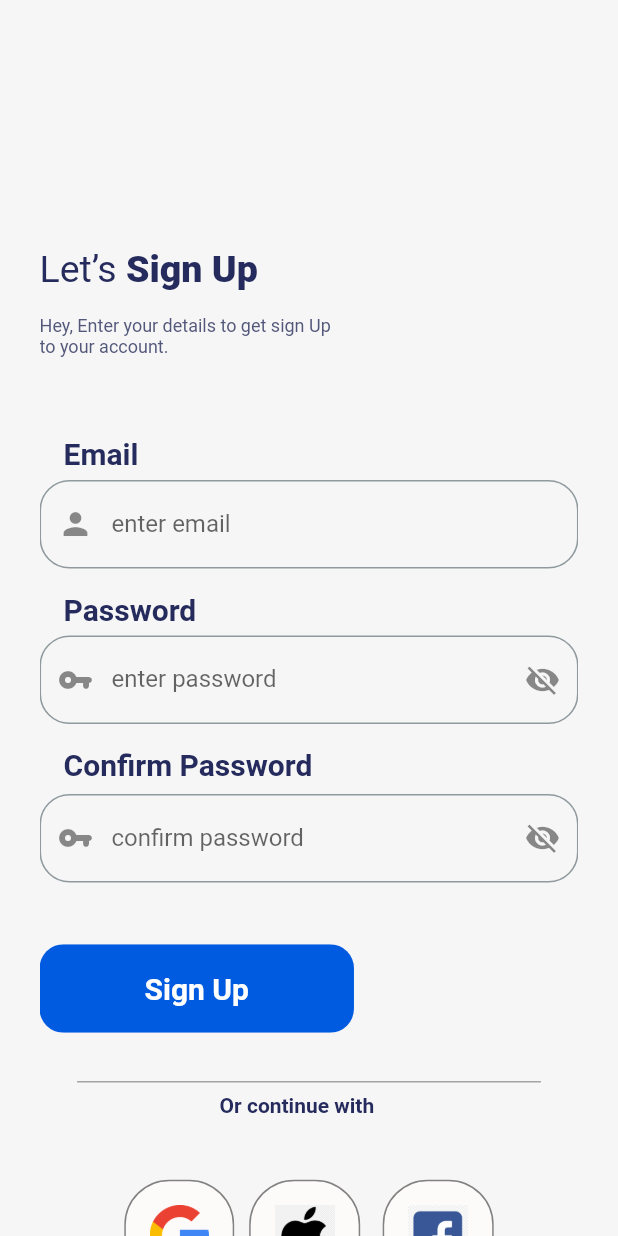
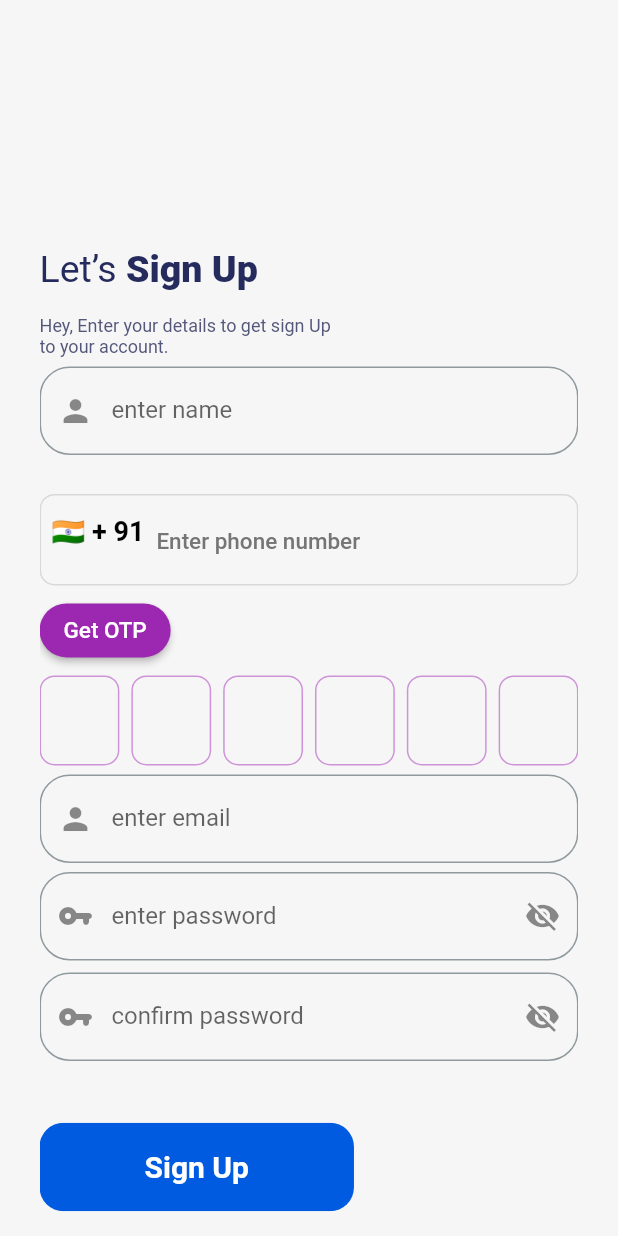
Before and after one commit to shunmuga-raja/infrenchprac, a Flutter app: the screen it shows after launch, after a tap on "Register Now", on a phone screen of 412 x 824 dp. Run offline on Flutter 3.47's test engine with Material 2 defaults, Android fonts, the phone set to English and light mode, and no system bars; drawn by our look-alikes of pinput; our stand-ins replace cloud_firestore, country_picker, firebase_auth, firebase_core, firebase_storage, shared_preferences; accounts and stored records are empty; network calls fail.

Commit message:
pract change need to change

```diff
--- a/lib/app_other/squaretile_field.dart
+++ /dev/null
@@ -1,24 +0,0 @@
-import 'package:flutter/material.dart';
-
-class SquareTile extends StatelessWidget {
-  final Function()? onTap;
-  final String imagePath;
-  const SquareTile({super.key, required this.imagePath, required this.onTap});
-
-  @override
-  Widget build(BuildContext context) {
-    return GestureDetector(
-      onTap: onTap,
-      child: Container(
-        padding: const EdgeInsets.all(16),
-        decoration: BoxDecoration(border: Border.all(color: Color.fromARGB(255, 131, 130, 130)),
-        borderRadius: BorderRadius.circular(30),
-        color: Color.fromARGB(255, 253, 250, 250)),
-        child: Image.asset(
-          imagePath,
-          height: 40,
-        ),
-      ),
-    );
-  }
-}
--- a/lib/components/custom_textfield.dart
+++ b/lib/components/custom_textfield.dart
@@ -29,7 +29,7 @@ class CustomTextField extends StatelessWidget {
       this.prefix,
       this.suffix,
       this.textInputAction,
-      this.validate});
+      this.validate, Container? suffixIcon});
 
   @override
   Widget build(BuildContext context) {
--- /dev/null
+++ b/lib/components/user_model.dart
@@ -0,0 +1,37 @@
+class UserModel {
+  String name;
+  String email;
+  String createdAt;
+  String phoneNumber;
+  String uid;
+
+  UserModel({
+    required this.name,
+    required this.email,
+    required this.createdAt,
+    required this.phoneNumber,
+    required this.uid,
+  });
+
+  // from map
+  factory UserModel.fromMap(Map<String, dynamic> map) {
+    return UserModel(
+      name: map['name'] ?? '',
+      email: map['email'] ?? '',
+      uid: map['uid'] ?? '',
+      phoneNumber: map['phoneNumber'] ?? '',
+      createdAt: map['createdAt'] ?? '',
+    );
+  }
+
+  // to map
+  Map<String, dynamic> toMap() {
+    return {
+      "name": name,
+      "email": email,
+      "uid": uid,
+      "phoneNumber": phoneNumber,
+      "createdAt": createdAt,
+    };
+  }
+}
--- a/lib/login_screen.dart
+++ b/lib/login_screen.dart
@@ -2,7 +2,6 @@ import 'package:firebase_auth/firebase_auth.dart';
 import 'package:flutter/cupertino.dart';
 import 'package:flutter/material.dart';
 import 'package:infrenchprac/app_other/app_colors.dart';
-import 'package:infrenchprac/app_other/squaretile_field.dart';
 import 'package:infrenchprac/components/custom_textfield.dart';
 import 'package:infrenchprac/responsive_widget/resp_widget.dart';
 import 'package:infrenchprac/services/auth_signin_service.dart';
@@ -17,8 +16,6 @@ class LoginScreen extends StatefulWidget {
 
 class _LoginScreenState extends State<LoginScreen> {
   bool isPasswordShown = true;
-  final _formKey = GlobalKey<FormState>();
-  final _formData = Map<String, Object>();
   bool isLoading = false;
   final emailController = TextEditingController();
 
@@ -165,9 +162,6 @@ class _LoginScreenState extends State<LoginScreen> {
                         textInputAction: TextInputAction.next,
                         keyboardtype: TextInputType.emailAddress,
                         prefix: const Icon(Icons.person),
-                        onsave: (email) {
-                          _formData['email'] = email ?? "";
-                        },
                         validate: (email) {
                           if (email!.isEmpty ||
                               email.length < 3 ||
@@ -203,9 +197,6 @@ class _LoginScreenState extends State<LoginScreen> {
                             return 'enter correct password';
                           }
                           return null;
-                        },
-                        onsave: (password) {
-                          _formData['password'] = password ?? "";
                         },
                         suffix: IconButton(
                             onPressed: () {
--- a/lib/main_pages/login_or_registerpage.dart
+++ b/lib/main_pages/login_or_registerpage.dart
@@ -25,8 +25,9 @@ class _LoginOrRegisterPageState extends State<LoginOrRegisterPage> {
         onTap: tooglePage,
       );
     }else{
-      return RegisterPage(
-        onTap: tooglePage,
+      return const RegisterPage(
+        //onTap: tooglePage,
+        verificationId: 'verificationId',
       );
     }
   }
--- a/lib/main_pages/register_page.dart
+++ b/lib/main_pages/register_page.dart
@@ -1,72 +1,51 @@
-import 'package:firebase_auth/firebase_auth.dart';
-import 'package:flutter/cupertino.dart';
+
 import 'package:flutter/material.dart';
 import 'package:infrenchprac/app_other/app_colors.dart';
-import 'package:infrenchprac/app_other/squaretile_field.dart';
+import 'package:infrenchprac/components/auth_provider.dart';
 import 'package:infrenchprac/components/custom_textfield.dart';
+import 'package:infrenchprac/components/user_model.dart';
+import 'package:country_picker/country_picker.dart';
+import 'package:infrenchprac/main_pages/auth_page.dart';
+import 'package:infrenchprac/main_pages/home_page.dart';
+import 'package:infrenchprac/responsive_widget/custom_button.dart';
 import 'package:infrenchprac/responsive_widget/resp_widget.dart';
-import 'package:infrenchprac/services/auth_signin_service.dart';
+import 'package:pinput/pinput.dart';
+import 'package:provider/provider.dart';
 
 class RegisterPage extends StatefulWidget {
-  final Function()? onTap;
-  const RegisterPage({super.key, required this.onTap});
+  final String verificationId;
+  const RegisterPage({super.key, required this.verificationId});
 
   @override
   State<RegisterPage> createState() => _RegisterPage();
 }
 
 class _RegisterPage extends State<RegisterPage> {
+  String? otpCode;
   bool isPasswordShown = true;
-  final _formKey = GlobalKey<FormState>();
-  final _formData = Map<String, Object>();
+  bool isConfirmPasswordShown = true;
   bool isLoading = false;
-  final emailController = TextEditingController();
+  final nameController = TextEditingController();
+  final phoneController = TextEditingController();
 
-  final passwordController = TextEditingController();
-  final confirmpasswordController = TextEditingController();
+   Country selectedCountry = Country(
+    phoneCode: "91",
+    countryCode: "IN",
+    e164Sc: 0,
+    geographic: true,
+    level: 1,
+    name: "India",
+    example: "India",
+    displayName: "India",
+    displayNameNoCountryCode: "IN",
+    e164Key: "",
+  );
 
-  void signinUser() async {
-    //show loading
-    showDialog(
-      context: context,
-      builder: (context) {
-        return const Center(
-          child: CircularProgressIndicator(),
-        );
-      },
-    );
-
-    //try sign in
-    try {
-      await FirebaseAuth.instance.signInWithEmailAndPassword(
-        email: emailController.text,
-        password: passwordController.text,
-      );
-      Navigator.pop(context);
-    } on FirebaseAuthException catch (e) {
-      //pop the loading circle
-      Navigator.pop(context);
-      //wrong email
-      showErrorMessage(e.code);
-    }
-  }
-
-  //error msg
-  void showErrorMessage(String message) {
-    showDialog(
-      context: context,
-      builder: (context) {
-        return AlertDialog(
-          backgroundColor: Colors.deepPurple,
-          title: Center(
-            child: Text(
-              message,
-              style: const TextStyle(color: Colors.white),
-            ),
-          ),
-        );
-      },
-    );
+   @override
+  void dispose() {
+    super.dispose();
+    nameController.dispose();
+    phoneController.dispose();
   }
 
   @override
@@ -145,30 +124,128 @@ class _RegisterPage extends State<RegisterPage> {
                           color: AppColors.textColor,
                         ),
                       ),
-                      SizedBox(height: height * 0.064),
-
-                      const Padding(
-                        padding: EdgeInsets.only(left: 16.0),
+                      const SizedBox(height: 6.0),
+                      //Name textfield
+                       CustomTextField(
+                                    hintText: 'enter name',
+                                    textInputAction: TextInputAction.next,
+                                    keyboardtype: TextInputType.name,
+                                    prefix: Icon(Icons.person),
+                                    validate: (email) {
+                                      if (email!.isEmpty || email.length < 3) {
+                                        return 'enter correct name';
+                                      }
+                                      return null;
+                                    },
+                                  ),
+                                  const SizedBox(height: 6.0),
+                                  //phone textfield
+                          const SizedBox(height: 20),
+                TextFormField(
+                  cursorColor: Colors.purple,
+                  controller: phoneController,
+                  style: const TextStyle(
+                    fontSize: 18,
+                    fontWeight: FontWeight.bold,
+                  ),
+                  onChanged: (value) {
+                    setState(() {
+                      phoneController.text = value;
+                    });
+                  },
+                  decoration: InputDecoration(
+                    hintText: "Enter phone number",
+                    hintStyle: TextStyle(
+                      fontWeight: FontWeight.w500,
+                      fontSize: 15,
+                      color: Colors.grey.shade600,
+                    ),
+                    enabledBorder: OutlineInputBorder(
+                      borderRadius: BorderRadius.circular(10),
+                      borderSide: const BorderSide(color: Colors.black12),
+                    ),
+                    focusedBorder: OutlineInputBorder(
+                      borderRadius: BorderRadius.circular(10),
+                      borderSide: const BorderSide(color: Colors.black12),
+                    ),
+                    prefixIcon: Container(
+                      padding: const EdgeInsets.all(8.0),
+                      child: InkWell(
+                        onTap: () {
+                          showCountryPicker(
+                              context: context,
+                              countryListTheme: const CountryListThemeData(
+                                bottomSheetHeight: 550,
+                              ),
+                              onSelect: (value) {
+                                setState(() {
+                                  selectedCountry = value;
+                                });
+                              });
+                        },
                         child: Text(
-                          'Email',
-                          style: TextStyle(
-                            fontSize: 20.0,
-                            color: AppColors.blueDarkColor,
-                            fontWeight: FontWeight.w700,
+                          "${selectedCountry.flagEmoji} + ${selectedCountry.phoneCode}",
+                          style: const TextStyle(
+                            fontSize: 18,
+                            color: Colors.black,
+                            fontWeight: FontWeight.bold,
                           ),
                         ),
+                      ),
+                    ),
+                    suffixIcon: phoneController.text.length > 9
+                        ? Container(
+                            height: 30,
+                            width: 30,
+                            margin: const EdgeInsets.all(10.0),
+                            decoration: const BoxDecoration(
+                              shape: BoxShape.circle,
+                              color: Colors.green,
+                            ),
+                            child: const Icon(
+                              Icons.done,
+                              color: Colors.white,
+                              size: 20,
+                            ),
+                          )
+                        : null,
+                  ),
+                ),
+                 const SizedBox(height: 6.0),
+                  CustomButton(
+                      text: "Get OTP", onPressed: () => sendPhoneNumber()),
+                      //otp textfield
+                      const SizedBox(height: 6.0),
+                      Pinput(
+                        length: 6,
+                        showCursor: true,
+                        defaultPinTheme: PinTheme(
+                          width: 60,
+                          height: 60,
+                          decoration: BoxDecoration(
+                            borderRadius: BorderRadius.circular(10),
+                            border: Border.all(
+                              color: Colors.purple.shade200,
+                            ),
+                          ),
+                          textStyle: const TextStyle(
+                            fontSize: 20,
+                            fontWeight: FontWeight.w600,
+                          ),
+                        ),
+                        onCompleted: (value) {
+                          setState(() {
+                            otpCode = value;
+                          });
+                        },
                       ),
                       const SizedBox(height: 6.0),
                       //email textfield
                       CustomTextField(
-                        controller: emailController,
                         hintText: 'enter email',
                         textInputAction: TextInputAction.next,
                         keyboardtype: TextInputType.emailAddress,
                         prefix: const Icon(Icons.person),
-                        onsave: (email) {
-                          _formData['email'] = email ?? "";
-                        },
                         validate: (email) {
                           if (email!.isEmpty ||
                               email.length < 3 ||
@@ -178,24 +255,10 @@ class _RegisterPage extends State<RegisterPage> {
                         },
                       ),
 
-                      //password headline
-                      SizedBox(height: height * 0.019),
-                      const Padding(
-                        padding: EdgeInsets.only(left: 16.0),
-                        child: Text(
-                          'Password',
-                          style: TextStyle(
-                            fontSize: 20.0,
-                            color: AppColors.blueDarkColor,
-                            fontWeight: FontWeight.w700,
-                          ),
-                        ),
-                      ),
-                      const SizedBox(height: 6.0),
+                       const SizedBox(height: 6.0),
 
                       //password textfield
                       CustomTextField(
-                        controller: passwordController,
                         hintText: 'enter password',
                         isPassword: isPasswordShown,
                         prefix: const Icon(Icons.vpn_key_rounded),
@@ -204,9 +267,6 @@ class _RegisterPage extends State<RegisterPage> {
                             return 'enter correct password';
                           }
                           return null;
-                        },
-                        onsave: (password) {
-                          _formData['password'] = password ?? "";
                         },
                         suffix: IconButton(
                             onPressed: () {
@@ -218,23 +278,10 @@ class _RegisterPage extends State<RegisterPage> {
                                 ? const Icon(Icons.visibility_off)
                                 : const Icon(Icons.visibility)),
                       ),
-                      SizedBox(height: height * 0.019),
-                      const Padding(
-                        padding: EdgeInsets.only(left: 16.0),
-                        child: Text(
-                          'Confirm Password',
-                          style: TextStyle(
-                            fontSize: 20.0,
-                            color: AppColors.blueDarkColor,
-                            fontWeight: FontWeight.w700,
-                          ),
-                        ),
-                      ),
                       const SizedBox(height: 8.0),
 
                       //confirm password textfield
                       CustomTextField(
-                        controller: passwordController,
                         hintText: 'confirm password',
                         isPassword: isPasswordShown,
                         prefix: const Icon(Icons.vpn_key_rounded),
@@ -244,28 +291,29 @@ class _RegisterPage extends State<RegisterPage> {
                           }
                           return null;
                         },
-                        onsave: (password) {
-                          _formData['password'] = password ?? "";
-                        },
                         suffix: IconButton(
                             onPressed: () {
                               setState(() {
-                                isPasswordShown = !isPasswordShown;
+                                isConfirmPasswordShown = !isConfirmPasswordShown;
                               });
                             },
-                            icon: isPasswordShown
+                            icon: isConfirmPasswordShown
                                 ? const Icon(Icons.visibility_off)
                                 : const Icon(Icons.visibility)),
                       ),
 
-                      //signin button
+                      //signUp button
                       SizedBox(height: height * 0.05),
                       Material(
                         color: Colors.transparent,
                         child: InkWell(
-                          onTap: () {
-                            signinUser;
-                          },
+                          onTap: () {  if (otpCode != null) {
+                              verifyOtp(context, otpCode!);
+                            } else {
+                              showSnackBar(context, "Enter 6-Digit code");
+                            }
+                                      storeData();
+                                      },
                           borderRadius: BorderRadius.circular(16.0),
                           child: Ink(
                             padding: const EdgeInsets.symmetric(
@@ -302,63 +350,28 @@ class _RegisterPage extends State<RegisterPage> {
                           ],
                         ),
                       ),
-                      const Padding(
-                        padding: EdgeInsets.only(left: 120.0),
-                        child: Text(
-                          "Or continue with",
-                          style: TextStyle(
-                            fontSize: 14.0,
-                            color: AppColors.blueDarkColor,
-                            fontWeight: FontWeight.w700,
-                          ),
-                        ),
-                      ),
-                      SizedBox(height: height * 0.05),
-                      // google sign in buttons
-                      Row(
-                        mainAxisAlignment: MainAxisAlignment.center,
-                        children: [
-                          SquareTile(
-                            onTap: () => AuthService().signInWithGoogle(),
-                            imagePath: 'assets/Google_Logo.png',
-                          ),
 
-                          //apple signin
-                          const SizedBox(width: 10),
-                          SquareTile(
-                            onTap: () {},
-                            imagePath: 'assets/Apple_logo.png',
-                          ),
-
-                          //facebook signin
-                          const SizedBox(width: 15),
-                          SquareTile(
-                            onTap: () {},
-                            imagePath: 'assets/facebook_logo.png',
-                          ),
-                        ],
-                      ),
 
                       SizedBox(height: height * 0.015),
                       //register
                       Row(
                         mainAxisAlignment: MainAxisAlignment.center,
-                        children: [
-                          const Text(
-                            'Already have an account',
+                        children: const [
+                          Text(
+                            'Already have an account?',
                             style: TextStyle(
                                 color: Color.fromARGB(255, 74, 74, 74)),
                           ),
-                          const SizedBox(width: 5),
-                          GestureDetector(
-                            onTap: widget.onTap,
-                            child: const Text(
-                              'Log In',
-                              style: TextStyle(
-                                  color: Colors.blue,
-                                  fontWeight: FontWeight.bold),
-                            ),
-                          ),
+                          SizedBox(width: 5),
+                          //GestureDetector(
+                            //onTap: widget.onTap,
+                            //child: const Text(
+                             // 'Log In',
+                              //style: TextStyle(
+                                  //color: Colors.blue,
+                                  //fontWeight: FontWeight.bold),
+                            //),
+                         // ),
                         ],
                       )
                     ],
@@ -371,4 +384,79 @@ class _RegisterPage extends State<RegisterPage> {
       ),
     );
   }
+    // store user data to database
+  void storeData() async {
+    final ap = Provider.of<AuthProvider>(context, listen: false);
+    UserModel userModel = UserModel(
+      name: nameController.text.trim(),
+      email: phoneController.text.trim(),
+      createdAt: "",
+      phoneNumber: "",
+      uid: "",
+    );
+
+      ap.saveUserDataToFirebase(
+        context: context,
+        userModel: userModel,
+
+        onSuccess: () => Navigator.pushAndRemoveUntil(
+                          context,
+                          MaterialPageRoute(
+                            builder: (context) => const HomePage(),
+                          ),
+                          (route) => false),
+      );
 }
+void sendPhoneNumber() {
+    final ap = Provider.of<AuthProvider>(context, listen: false);
+    String phoneNumber = phoneController.text.trim();
+    ap.signInWithPhone(context, "+$phoneNumber");
+  }
+
+    // verify otp
+  void verifyOtp(BuildContext context, String userOtp) {
+    final ap = Provider.of<AuthProvider>(context, listen: false);
+    ap.verifyOtp(
+      context: context,
+      verificationId: widget.verificationId,
+      userOtp: userOtp,
+      onSuccess: () {
+        // checking whether user exists in the db
+        ap.checkExistingUser().then(
+          (value) async {
+            if (value == true) {
+              // user exists in our app
+              ap.getDataFromFirestore().then(
+                    (value) => ap.saveUserDataToSP().then(
+                          (value) => ap.setSignIn().then(
+                                (value) => Navigator.pushAndRemoveUntil(
+                                    context,
+                                    MaterialPageRoute(
+                                      builder: (context) => const HomePage(),
+                                    ),
+                                    (route) => false),
+                              ),
+                        ),
+                  );
+            } else {
+              // new user
+              Navigator.pushAndRemoveUntil(
+                  context,
+                  MaterialPageRoute(
+                      builder: (context) => const AuthPage()),
+                  (route) => false);
+            }
+          },
+        );
+      },
+    );
+  }
+
+  void showSnackBar(BuildContext context, String content) {
+  ScaffoldMessenger.of(context).showSnackBar(
+    SnackBar(
+      content: Text(content),
+    ),
+  );
+}
+}
--- /dev/null
+++ b/lib/responsive_widget/custom_button.dart
@@ -0,0 +1,28 @@
+import 'package:flutter/material.dart';
+
+class CustomButton extends StatelessWidget {
+  final String text;
+  final VoidCallback onPressed;
+
+  const CustomButton({super.key, required this.text, required this.onPressed});
+
+  @override
+  Widget build(BuildContext context) {
+    return ElevatedButton(
+      onPressed: onPressed,
+      style: ButtonStyle(
+        foregroundColor: MaterialStateProperty.all<Color>(Colors.white),
+        backgroundColor: MaterialStateProperty.all<Color>(Colors.purple),
+        shape: MaterialStateProperty.all<RoundedRectangleBorder>(
+          RoundedRectangleBorder(
+            borderRadius: BorderRadius.circular(25.0),
+          ),
+        ),
+      ),
+      child: Text(
+        text,
+        style: const TextStyle(fontSize: 15),
+      ),
+    );
+  }
+}
```
Also changed, not shown: lib/components/auth_provider.dart (added, +195 -0 lines), lib/services/auth_signin_service.dart (+13 -13 lines), assets/image1.png (deleted), assets/image2.png (deleted), assets/image3.png (deleted).
